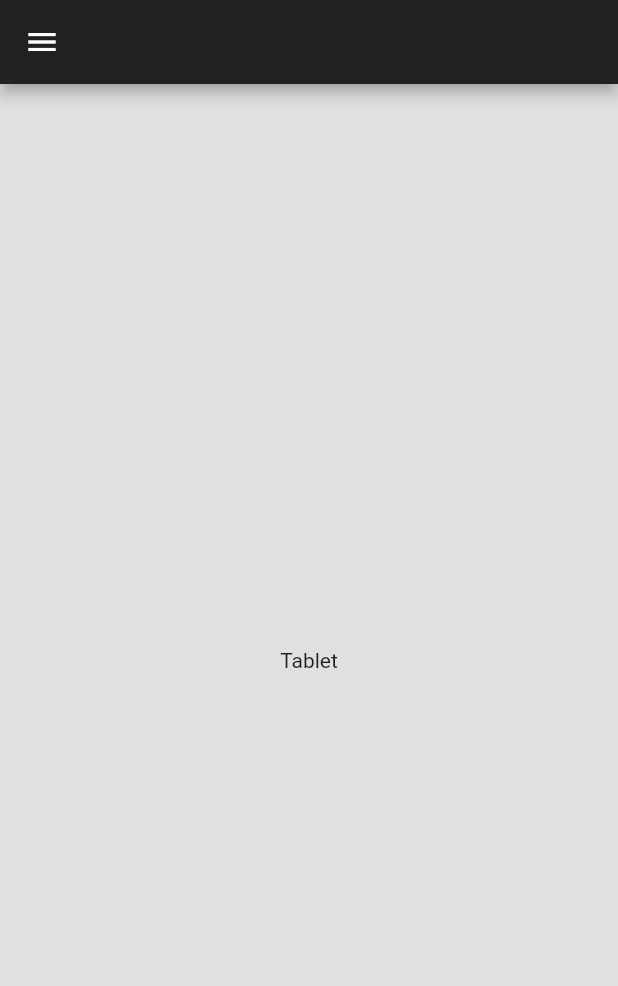
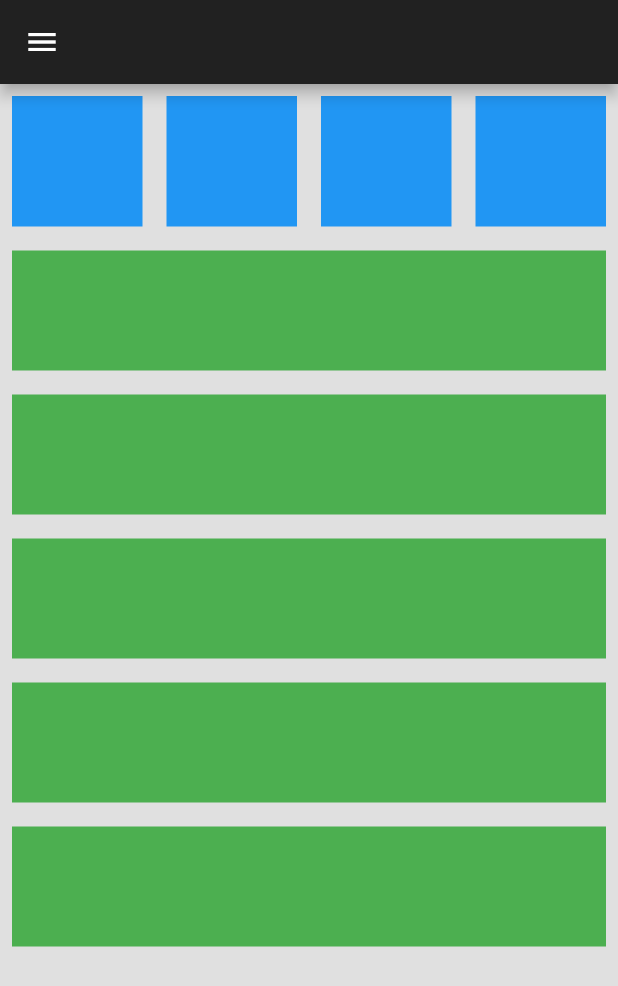
Before and after one commit to Sommos/flutter_responsive_design, a Flutter app: the TabletScaffold screen opened directly, on a phone screen of 412 x 824 dp. Shown: the top 986 px of the screen. Run offline on Flutter 3.47's test engine with Material 2 defaults, Android fonts, the phone set to English and light mode, and no system bars.

Commit message:
responsiveness between mobile & tablet complete

```diff
--- a/lib/responsive/mobile_scaffold.dart
+++ b/lib/responsive/mobile_scaffold.dart
@@ -2,6 +2,7 @@
 
 import '../constants.dart';
 import 'util/my_box.dart';
+import 'util/my_tile.dart';
 
 class MobileScaffold extends StatefulWidget {
   const MobileScaffold({super.key});
@@ -28,7 +29,6 @@
                 itemCount: 4,
                 gridDelegate: const SliverGridDelegateWithFixedCrossAxisCount(
                   crossAxisCount: 2,
-                  childAspectRatio: 1.5,
                 ),
                 itemBuilder: (context, index) {
                   return const MyBox();
@@ -37,6 +37,14 @@
             ),
           ),
           // tiles below it
+          Expanded(
+            child: ListView.builder(
+              itemCount: 5,
+              itemBuilder: (context, index) {
+                return const MyTile();
+              },
+            ),
+          ),
         ],
       ),
     );
--- a/lib/responsive/tablet_scaffold.dart
+++ b/lib/responsive/tablet_scaffold.dart
@@ -1,6 +1,8 @@
 import 'package:flutter/material.dart';
 
 import '../constants.dart';
+import 'util/my_box.dart';
+import 'util/my_tile.dart';
 
 class TabletScaffold extends StatefulWidget {
   const TabletScaffold({super.key});
@@ -16,8 +18,34 @@
       appBar: myAppBar,
       backgroundColor: myDefaultBackground,
       drawer: myDrawer,
-      body: const Center(
-        child: Text("Tablet"),
+      body: Column(
+        children: [
+          // 4 boxes on top
+          AspectRatio(
+            aspectRatio: 4.00,
+            child: SizedBox(
+              width: double.infinity,
+              child: GridView.builder(
+                itemCount: 4,
+                gridDelegate: const SliverGridDelegateWithFixedCrossAxisCount(
+                  crossAxisCount: 4,
+                ),
+                itemBuilder: (context, index) {
+                  return const MyBox();
+                },
+              ),
+            ),
+          ),
+          // tiles below it
+          Expanded(
+            child: ListView.builder(
+              itemCount: 5,
+              itemBuilder: (context, index) {
+                return const MyTile();
+              },
+            ),
+          ),
+        ],
       ),
     );
   }
--- /dev/null
+++ b/lib/responsive/util/my_tile.dart
@@ -0,0 +1,16 @@
+import 'package:flutter/material.dart';
+
+class MyTile extends StatelessWidget {
+  const MyTile({super.key});
+
+  @override
+  Widget build(BuildContext context) {
+    return Padding(
+      padding: const EdgeInsets.all(8.0),
+      child: Container(
+        color: Colors.green,
+        height: 80,
+      ),
+    );
+  }
+}
```
